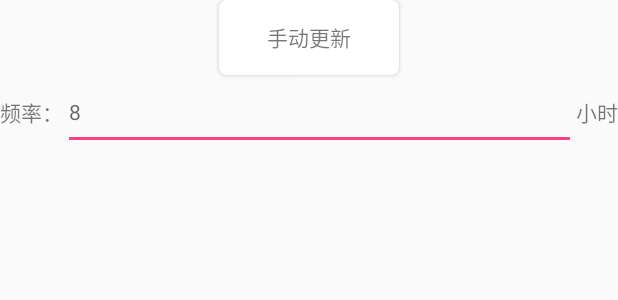
After one commit to etianshi/coolweather, an Android app: the layout config_setting.xml on its own in the app's theme, with its tools: preview values and no code run, on a phone screen of 412 x 824 dp. The commit adds this screen. Shown: the top 300 px of the screen. Run offline under Robolectric (Android 15) with nearby library versions, the phone set to English and light mode, and no system bars.

Commit message:
增加设置选项

```diff
--- a/app/src/main/java/com/coolweather/android/ChooseAreaFragment.java
+++ b/app/src/main/java/com/coolweather/android/ChooseAreaFragment.java
@@ -3,9 +3,7 @@ package com.coolweather.android;
 import android.app.Fragment;
 import android.app.ProgressDialog;
 import android.content.Intent;
-import android.content.pm.ProviderInfo;
 import android.os.Bundle;
-import android.util.Log;
 import android.view.LayoutInflater;
 import android.view.View;
 import android.view.ViewGroup;
@@ -25,7 +23,6 @@ import com.coolweather.android.util.Utility;
 import org.litepal.crud.DataSupport;
 
 import java.io.IOException;
-import java.util.ArrayDeque;
 import java.util.ArrayList;
 import java.util.List;
 
--- /dev/null
+++ b/app/src/main/res/drawable-xxhdpi/shape.xml
@@ -0,0 +1,17 @@
+<?xml version="1.0" encoding="UTF-8"?>
+<shape
+    xmlns:android="http://schemas.android.com/apk/res/android"
+    android:shape="rectangle">
+    <!-- 填充的颜色 -->
+    <solid android:color="#FFFFFF" />
+    <!-- 设置按钮的四个角为弧形 -->
+    <!-- android:radius 弧形的半径 -->
+    <corners android:radius="5dip" />
+
+    <!-- padding：Button里面的文字与Button边界的间隔 -->
+    <padding
+        android:left="10dp"
+        android:top="10dp"
+        android:right="10dp"
+        android:bottom="10dp" />
+</shape>
--- /dev/null
+++ b/app/src/main/res/layout/config_setting.xml
@@ -0,0 +1,56 @@
+<?xml version="1.0" encoding="utf-8"?>
+<LinearLayout xmlns:android="http://schemas.android.com/apk/res/android"
+    android:orientation="vertical"
+    android:layout_width="match_parent"
+    android:layout_height="match_parent"
+    android:background="#0000">
+
+    <Button
+        android:id="@+id/change_state"
+        android:layout_width="120dp"
+        android:layout_height="50dp"
+        android:layout_gravity="center_horizontal"
+        android:background="@drawable/shape"
+        android:text="@string/update_mode"
+        android:textColor="#8000"
+        android:textSize="14sp"/>
+
+    <LinearLayout
+        android:id="@+id/config_layout"
+        android:orientation="horizontal"
+        android:layout_width="match_parent"
+        android:layout_height="50dp"
+        android:background="#0000">
+
+        <TextView
+            android:layout_width="wrap_content"
+            android:layout_height="match_parent"
+            android:layout_gravity="center_vertical"
+            android:gravity="center_vertical"
+            android:text="频率："
+            android:textColor="#8000"
+            android:textSize="14sp"/>
+
+        <EditText
+            android:id="@+id/change_freq"
+            android:layout_width="0dp"
+            android:layout_height="match_parent"
+            android:layout_weight="1"
+            android:layout_gravity="center_vertical"
+            android:gravity="center_vertical"
+            android:hint="8"
+            android:maxLength="2"
+            android:inputType="number"
+            android:textColor="#8000"
+            android:textSize="14sp"/>
+
+        <TextView
+            android:layout_width="wrap_content"
+            android:layout_height="match_parent"
+            android:layout_gravity="center_vertical"
+            android:gravity="center_vertical"
+            android:text="小时"
+            android:textColor="#8000"
+            android:textSize="14sp"/>
+    </LinearLayout>
+</LinearLayout>
--- a/app/src/main/res/values/strings.xml
+++ b/app/src/main/res/values/strings.xml
@@ -1,3 +1,4 @@
 <resources>
     <string name="app_name">酷欧天气</string>
+    <string name="update_mode">手动更新</string>
 </resources>
```
Also changed, not shown: app/src/main/java/com/coolweather/android/SettingFragment.java (added, +119 -0 lines), app/src/main/java/com/coolweather/android/WeatherActivity.java (+12 -14 lines), app/src/main/java/com/coolweather/android/service/AutoUpdateService.java (+10 -3 lines), app/src/main/res/layout/activity_weather.xml (+8 -0 lines), app/src/main/res/layout/title.xml (+24 -5 lines), app/src/main/res/mipmap-hdpi/ic_settings.png (added), app/src/main/res/mipmap-mdpi/ic_settings.png (added), app/src/main/res/mipmap-xhdpi/ic_settings.png (added), app/src/main/res/mipmap-xxhdpi/ic_settings.png (added), app/src/main/res/mipmap-xxxhdpi/ic_settings.png (added).
